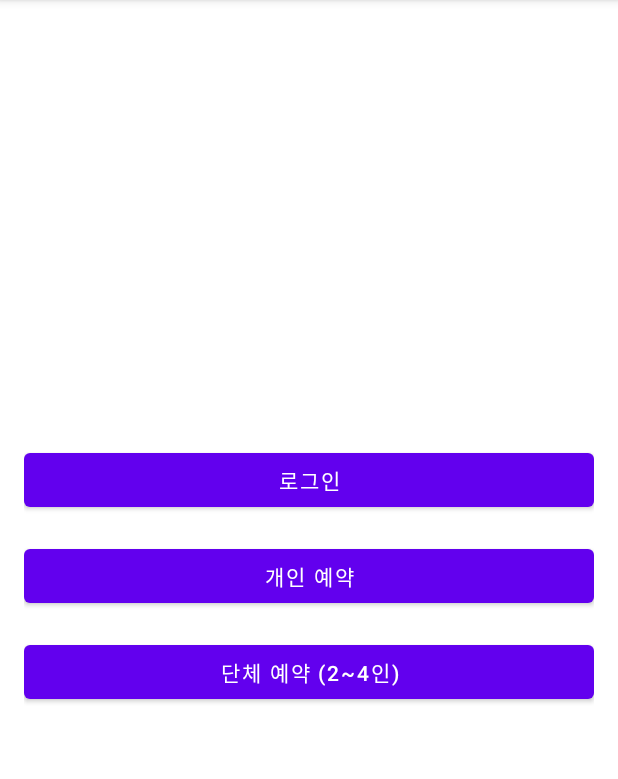
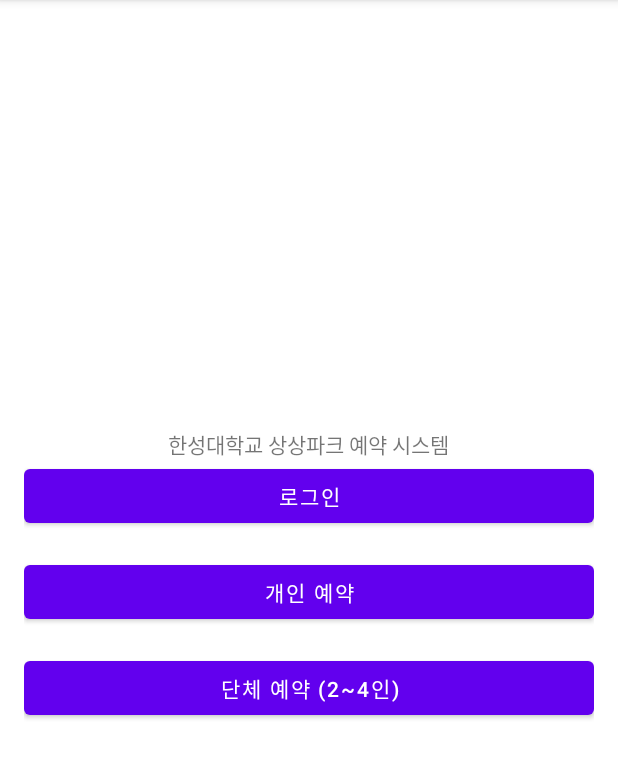
Before and after one commit to ChoIntelligence/Hansung, an Android app: the screen it shows after launch (MainActivity), on a phone screen of 412 x 824 dp, the part 84-863 px from its top. Run offline under Robolectric (Android 15) with nearby library versions, the phone set to English and light mode, and no system bars.

Commit message:
no message

```diff
--- a/app/src/main/java/com/hsu/table/reservation/PersonalReservationFragment.kt
+++ b/app/src/main/java/com/hsu/table/reservation/PersonalReservationFragment.kt
@@ -7,6 +7,7 @@ import android.view.ViewGroup
 import androidx.fragment.app.Fragment
 import dev.jahidhasanco.seatbookview.SeatBookView
 import com.hsu.table.reservation.databinding.FragmentPersonalReservationBinding
+import dev.jahidhasanco.seatbookview.SeatClickListener
 
 class PersonalReservationFragment : Fragment() {
 
@@ -59,7 +60,7 @@ class PersonalReservationFragment : Fragment() {
         seatBookView.show()
 
         // SeatBookView의 좌석 클릭 이벤트 리스너 설정(라이브러리 내 토글 기능 내장)
-        seatBookView.setSeatClickListener(object : SeatBookView.SeatClickListener {
+        seatBookView.setSeatClickListener(object : SeatClickListener {
             override fun onAvailableSeatClick(selectedIdList: List<Int>, view: View) {
                 // 이미 선택된 좌석이 재클릭되면 자동으로 취소(토글)됩니다.
                 // 필요에 따라 추가 작업(예: 선택된 좌석 정보 저장 등)을 구현할 수 있습니다.
--- a/app/src/main/res/layout/fragment_home.xml
+++ b/app/src/main/res/layout/fragment_home.xml
@@ -6,6 +6,12 @@
     android:orientation="vertical"
     android:gravity="center"
     android:padding="16dp">
+
+    <TextView
+        android:id="@+id/textHome"
+        android:layout_width="wrap_content"
+        android:layout_height="wrap_content"
+        android:text="한성대학교 상상파크 예약 시스템" />
 
     <!-- 로그인 버튼 -->
     <Button
```
Also changed, not shown: app/src/main/java/com/hsu/table/reservation/HomeFragment.kt (+5 -2 lines), app/src/main/res/layout/fragment_personal_reservation.xml (+26 -4 lines).
